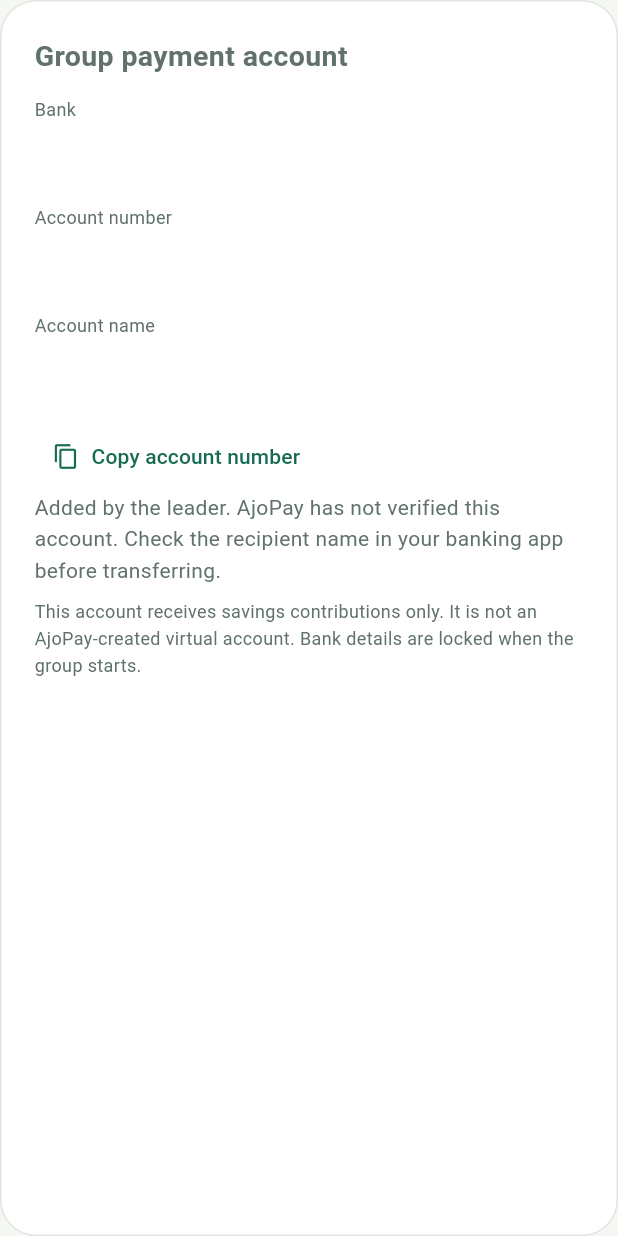
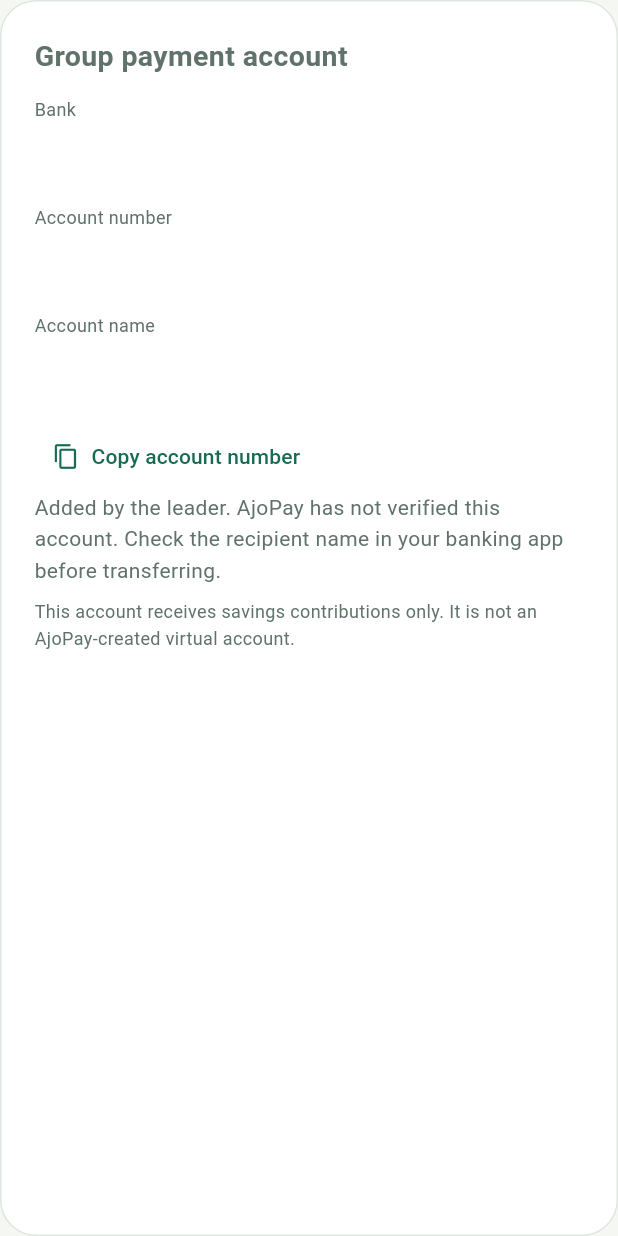
Before and after one commit to Luomahh/ajopay, a Flutter app: the GroupAccountPanel widget shown alone on an empty page, opened directly with empty values, on a phone screen of 412 x 824 dp. Run offline on Flutter 3.47's test engine with Material 3 defaults, Android fonts, the phone set to English and light mode, and no system bars; our stand-ins replace file_picker, flutter_dotenv, flutter_riverpod, go_router, pdf, printing and 1 more; accounts and stored records are empty; network calls fail.

Commit message:
i removed some unnnecessary texts

```diff
--- a/lib/features/groups/group_account.dart
+++ b/lib/features/groups/group_account.dart
@@ -109,7 +109,7 @@ class GroupAccountPanel extends ConsumerWidget {
                 ),
               const SizedBox(height: 8),
               const Text(
-                'This account receives savings contributions only. It is not an AjoPay-created virtual account. Bank details are locked when the group starts.',
+                'This account receives savings contributions only. It is not an AjoPay-created virtual account.',
                 style: TextStyle(fontSize: 12),
               ),
             ],
```
